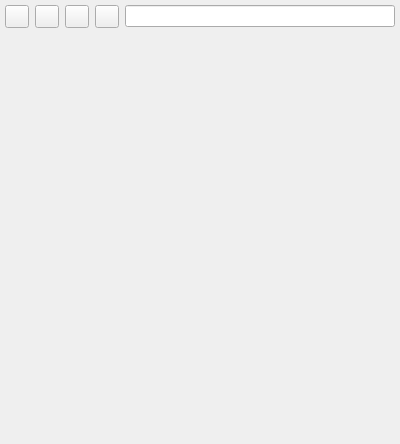
Above: 2.x/UI/dooble_page.ui from textbrowser/dooble before the change. Below: the same form after it.
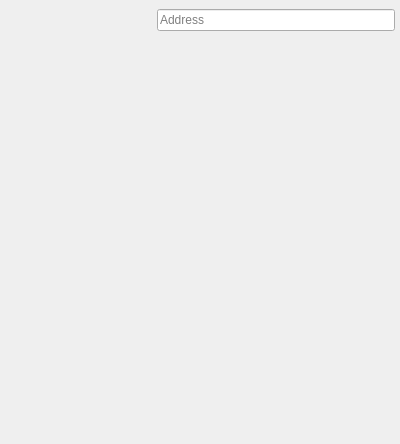
That is the form after the change.

Commit message: Prepare standard icons.

```diff
--- a/2.x/UI/dooble_page.ui
+++ b/2.x/UI/dooble_page.ui
@@ -42,6 +42,15 @@
        <property name="text">
         <string/>
        </property>
+       <property name="iconSize">
+        <size>
+         <width>24</width>
+         <height>24</height>
+        </size>
+       </property>
+       <property name="autoRaise">
+        <bool>true</bool>
+       </property>
       </widget>
      </item>
      <item>
@@ -52,6 +61,15 @@
        <property name="text">
         <string/>
        </property>
+       <property name="iconSize">
+        <size>
+         <width>24</width>
+         <height>24</height>
+        </size>
+       </property>
+       <property name="autoRaise">
+        <bool>true</bool>
+       </property>
       </widget>
      </item>
      <item>
@@ -62,6 +80,15 @@
        <property name="text">
         <string/>
        </property>
+       <property name="iconSize">
+        <size>
+         <width>24</width>
+         <height>24</height>
+        </size>
+       </property>
+       <property name="autoRaise">
+        <bool>true</bool>
+       </property>
       </widget>
      </item>
      <item>
@@ -72,10 +99,23 @@
        <property name="text">
         <string/>
        </property>
+       <property name="iconSize">
+        <size>
+         <width>24</width>
+         <height>24</height>
+        </size>
+       </property>
+       <property name="autoRaise">
+        <bool>true</bool>
+       </property>
       </widget>
      </item>
      <item>
-      <widget class="QLineEdit" name="address"/>
+      <widget class="QLineEdit" name="address">
+       <property name="placeholderText">
+        <string>Address</string>
+       </property>
+      </widget>
      </item>
     </layout>
    </item>
```
The commit also changes 6 other files.
